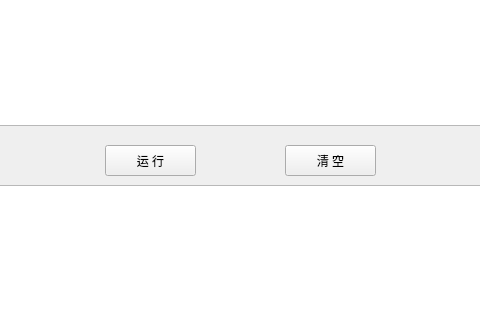
Old version of the form ui/MainWindow.ui in the repository AXIhello/dbms; both pictures show x 185 to 665 and y 265 to 585 of the 1411 by 773 pixel window.
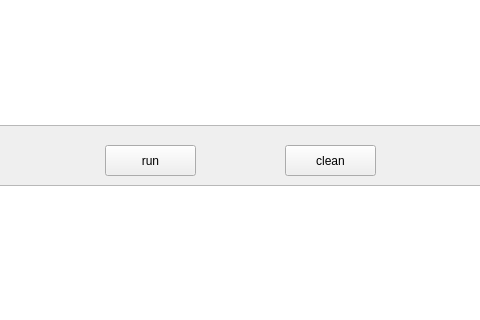
New version of the form.

The edit to the form file:
```diff
--- a/ui/MainWindow.ui
+++ b/ui/MainWindow.ui
@@ -34,7 +34,7 @@
      </rect>
     </property>
     <property name="text">
-     <string>运 行</string>
+     <string>run</string>
     </property>
    </widget>
    <widget class="QTreeWidget" name="treeWidget">
@@ -72,7 +72,7 @@
      </rect>
     </property>
     <property name="text">
-     <string>清 空</string>
+     <string>clean</string>
     </property>
    </widget>
   </widget>
```
